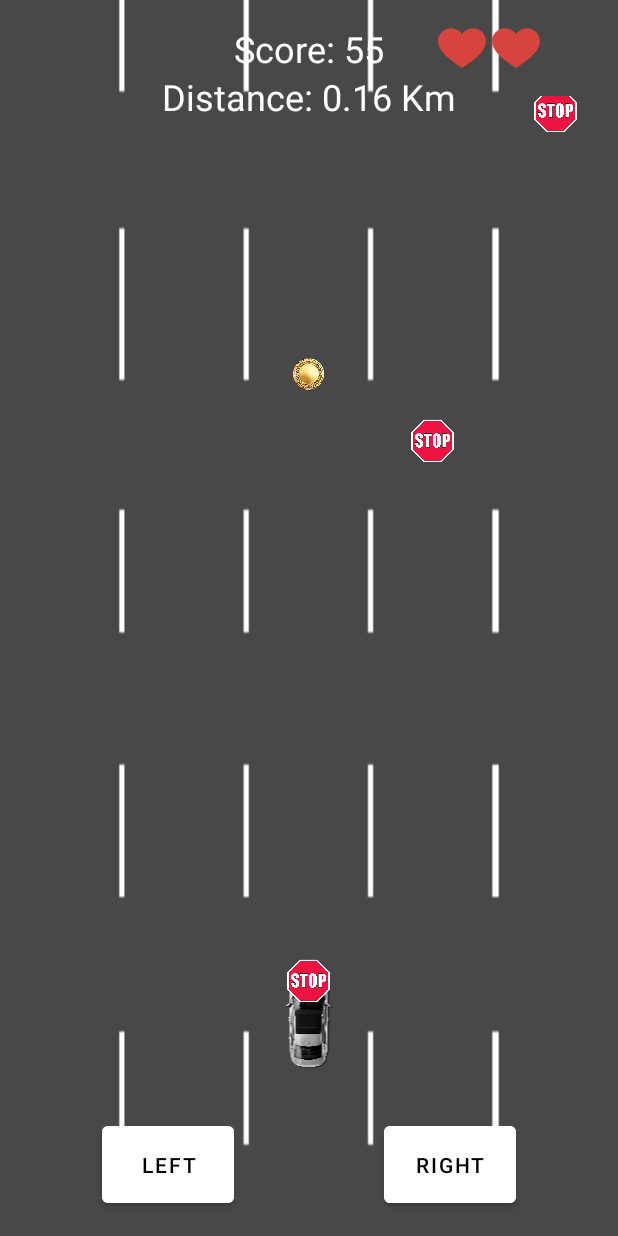
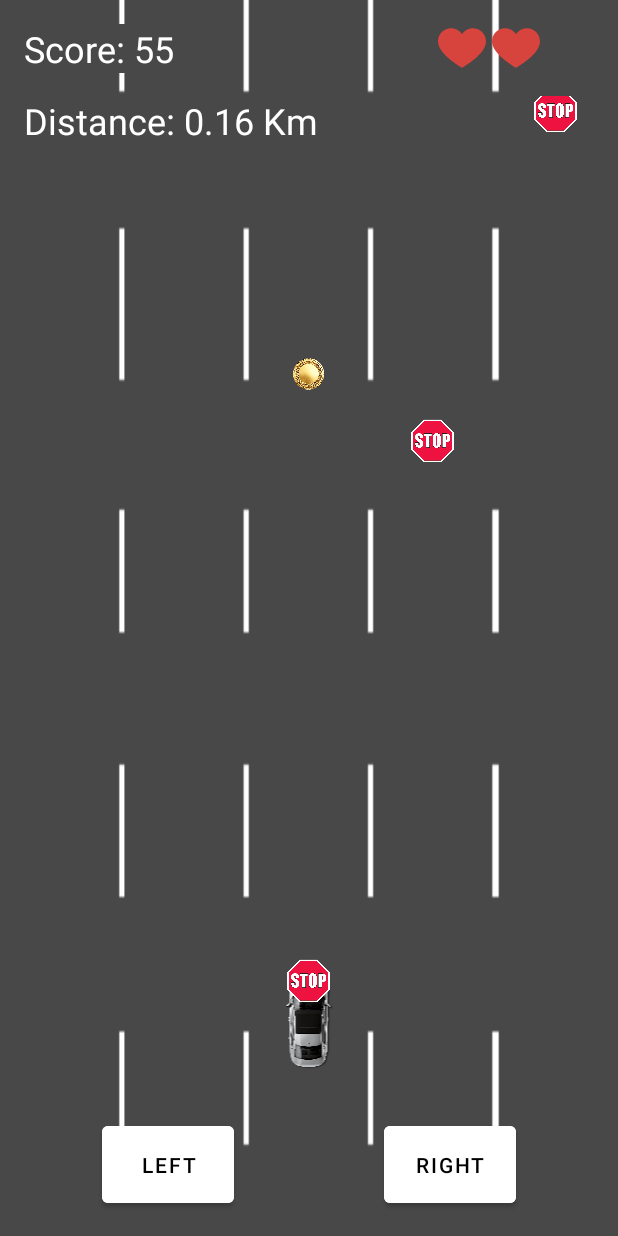
Before and after one commit to galogdan/Race-Mini-Game, an Android app: the MainActivity screen opened directly, with no data from a screen before it, on a phone screen of 412 x 824 dp. Run offline under Robolectric (Android 15) with nearby library versions, the phone set to English and light mode, and no system bars; libraries missing offline, so code that uses them is left out: com.google.firebase.crashlytics.

Commit message:
Ui and Values changed.

```diff
--- a/app/src/main/res/layout/activity_leaderboard.xml
+++ b/app/src/main/res/layout/activity_leaderboard.xml
@@ -26,7 +26,7 @@
         android:id="@+id/btn_back_to_menu"
         android:layout_width="wrap_content"
         android:layout_height="wrap_content"
-        android:text = "Menu"
+        android:text = "@string/menu"
         android:layout_alignParentBottom="true"
         android:layout_alignParentStart="true"
         android:layout_margin="16dp"
--- a/app/src/main/res/layout/activity_main.xml
+++ b/app/src/main/res/layout/activity_main.xml
@@ -46,7 +46,10 @@
         android:textColor="@android:color/white"
         android:layout_alignParentTop="true"
         android:layout_centerHorizontal="true"
+        android:layout_marginStart="@dimen/layout_margin"
+        android:layout_alignStart="@id/gameLayout"
         android:layout_marginTop="16dp"
+        android:background="@color/grey"
         android:text="@string/score_0"/>
 
     <com.google.android.material.textview.MaterialTextView
@@ -55,9 +58,11 @@
         android:layout_height="wrap_content"
         android:textSize="24sp"
         android:textColor="@android:color/white"
+        android:layout_alignStart="@id/gameLayout"
         android:layout_alignParentTop="true"
         android:layout_centerHorizontal="true"
-        android:layout_marginTop="48dp"
+        android:layout_marginStart="@dimen/layout_margin"
+        android:layout_marginTop="64dp"
         android:text="@string/distance_0km"/>
 
     <!-- Game Area -->
--- a/app/src/main/res/layout/dialog_activity.xml
+++ b/app/src/main/res/layout/dialog_activity.xml
@@ -9,14 +9,14 @@
         android:id="@+id/text_error_message"
         android:layout_width="match_parent"
         android:layout_height="wrap_content"
-        android:textColor="#FF0000"
+        android:textColor="@color/white"
         android:visibility="gone" />
 
     <androidx.appcompat.widget.AppCompatEditText
         android:id="@+id/edit_text_player_name"
         android:layout_width="match_parent"
         android:layout_height="wrap_content"
-        android:hint="Enter Name"
+        android:hint="@string/enter_name"
         android:inputType="textPersonName" />
 
 </androidx.appcompat.widget.LinearLayoutCompat>
--- a/app/src/main/res/layout/fragment_leaderboard.xml
+++ b/app/src/main/res/layout/fragment_leaderboard.xml
@@ -1,5 +1,5 @@
 <?xml version="1.0" encoding="utf-8"?>
-<LinearLayout xmlns:android="http://schemas.android.com/apk/res/android"
+<androidx.appcompat.widget.LinearLayoutCompat xmlns:android="http://schemas.android.com/apk/res/android"
     android:layout_width="match_parent"
     android:layout_height="match_parent"
     android:orientation="vertical"
@@ -8,7 +8,7 @@
     <TextView
         android:layout_width="wrap_content"
         android:layout_height="wrap_content"
-        android:text="Top 10 Scores"
+        android:text="@string/top_10_records"
         android:textSize="20sp"
         android:layout_marginBottom="16dp" />
 
@@ -17,4 +17,4 @@
         android:layout_width="match_parent"
         android:layout_height="match_parent" />
 
-</LinearLayout>
+</androidx.appcompat.widget.LinearLayoutCompat>
--- a/app/src/main/res/layout/fragment_map.xml
+++ b/app/src/main/res/layout/fragment_map.xml
@@ -15,7 +15,7 @@
         android:layout_width="wrap_content"
         android:layout_height="wrap_content"
         android:layout_gravity="center"
-        android:text="Location permission denied. Cannot display map."
+        android:text="@string/location_permission_denied_map_cannot_be_displayed"
         android:visibility="gone" />
 
 </FrameLayout>
--- a/app/src/main/res/values/colors.xml
+++ b/app/src/main/res/values/colors.xml
@@ -4,4 +4,5 @@
     <color name="colorPrimary">#FF5722</color>
     <color name="colorPrimaryDark">#E64A19</color>
     <color name="colorAccent">#FFC107</color>
+    <color name="grey">#484848</color>
 </resources>
--- a/app/src/main/res/values/strings.xml
+++ b/app/src/main/res/values/strings.xml
@@ -11,4 +11,8 @@
     <string name="normal_game">Normal Game</string>
     <string name="sensor_mode">Sensor Mode</string>
     <string name="leaderboards">Leaderboards</string>
+    <string name="menu">Menu</string>
+    <string name="enter_name">Enter Name</string>
+    <string name="top_10_records">Top 10 Records</string>
+    <string name="location_permission_denied_map_cannot_be_displayed">Location permission denied. Map cannot be displayed.</string>
 </resources>
```
